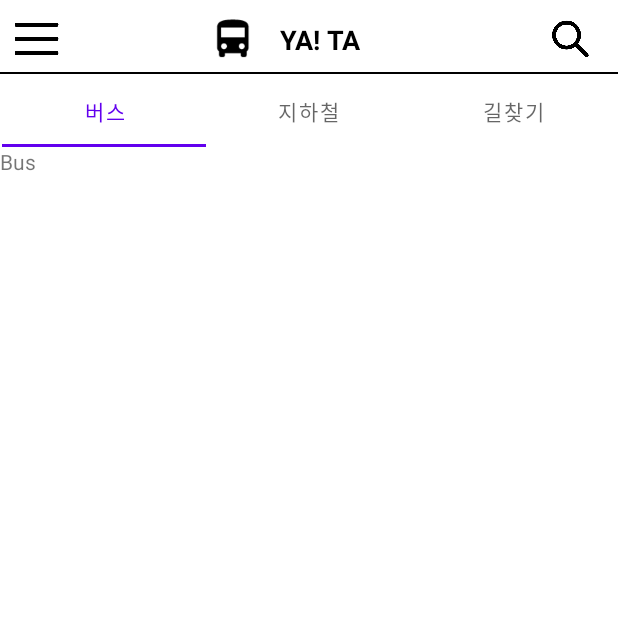
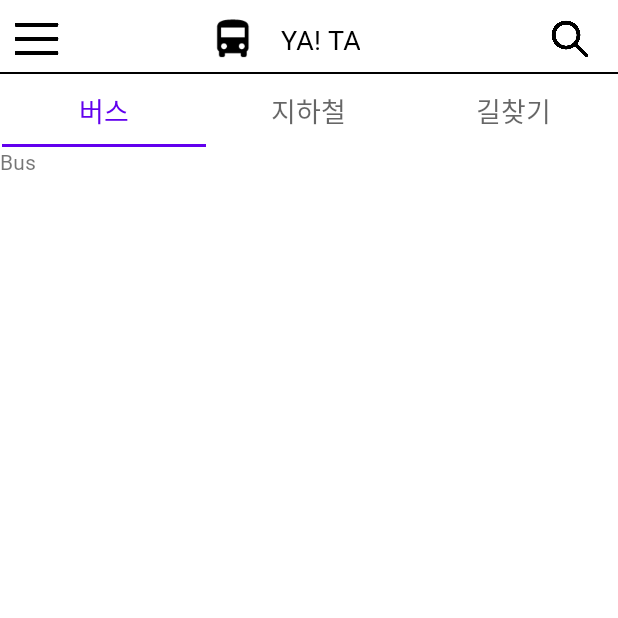
Before and after one commit to DoxB/KGU_YA-TA, an Android app: the screen it shows after launch (MainActivity), on a phone screen of 412 x 824 dp, the top half of it. Run offline under Robolectric (Android 15) with nearby library versions, the phone set to English and light mode, and no system bars.

Commit message:
font_apply
폰트추가, 탭 레이아웃 폰트

```diff
--- /dev/null
+++ b/app/src/main/res/font/font_res.xml
@@ -0,0 +1,25 @@
+<?xml version="1.0" encoding="utf-8"?>
+<font-family
+    xmlns:android="http://schemas.android.com/apk/res/android"
+    xmlns:app="http://schemas.android.com/apk/res-auto">
+
+    <!--regular-->
+    <font
+        android:font="@font/gmarket_medium"
+        android:fontStyle="normal"
+        android:fontWeight="400"
+        app:font="@font/gmarket_medium"
+        app:fontStyle="normal"
+        app:fontWeight="500" />
+
+    <!--bold-->
+    <font
+        android:font="@font/gmarket_bold"
+        android:fontStyle="normal"
+        android:fontWeight="700"
+        app:font="@font/gmarket_bold"
+        app:fontStyle="normal"
+        app:fontWeight="1000" />
+
+
+</font-family>
--- a/app/src/main/res/layout/activity_main.xml
+++ b/app/src/main/res/layout/activity_main.xml
@@ -21,7 +21,8 @@
         app:layout_constraintEnd_toEndOf="parent"
         app:layout_constraintHorizontal_bias="0.5"
         app:layout_constraintStart_toStartOf="parent"
-        app:layout_constraintTop_toBottomOf="@+id/include">
+        app:layout_constraintTop_toBottomOf="@+id/include"
+        app:tabTextAppearance="@style/tab_text">
 
         <com.google.android.material.tabs.TabItem
             android:id="@+id/tabBus"
--- a/app/src/main/res/values/themes.xml
+++ b/app/src/main/res/values/themes.xml
@@ -14,5 +14,23 @@
         <item name="android:windowLightStatusBar" tools:targetApi="m">true</item>
 
         <!-- Customize your theme here. -->
+        <!--custom font-family 적용-->
+        <item name="android:textViewStyle">@style/customTextViewFontStyle</item>
+        <item name="android:buttonStyle">@style/customButtonFontStyle</item>
+    </style>
+
+    <!-- Custom font 적용 -->
+    <style name="customTextViewFontStyle" parent="@android:style/Widget.DeviceDefault.TextView">
+        <item name="android:fontFamily">@font/font_res</item>
+    </style>
+
+    <style name="customButtonFontStyle" parent="@android:style/Widget.DeviceDefault.Button">
+        <item name="android:fontFamily">@font/font_res</item>
+    </style>
+
+
+    <style name="tab_text" parent="@android:style/TextAppearance.Widget.TabWidget">
+        <item name="android:fontFamily">@font/font_res</item>
+        <item name="android:textSize">18sp</item>
     </style>
 </resources>
```
Also changed, not shown: 2 other files.
